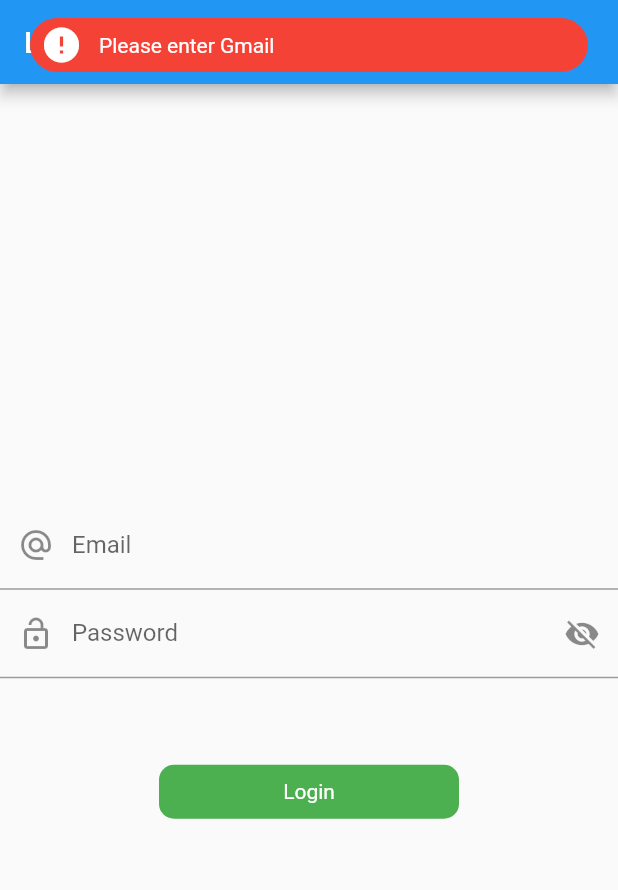
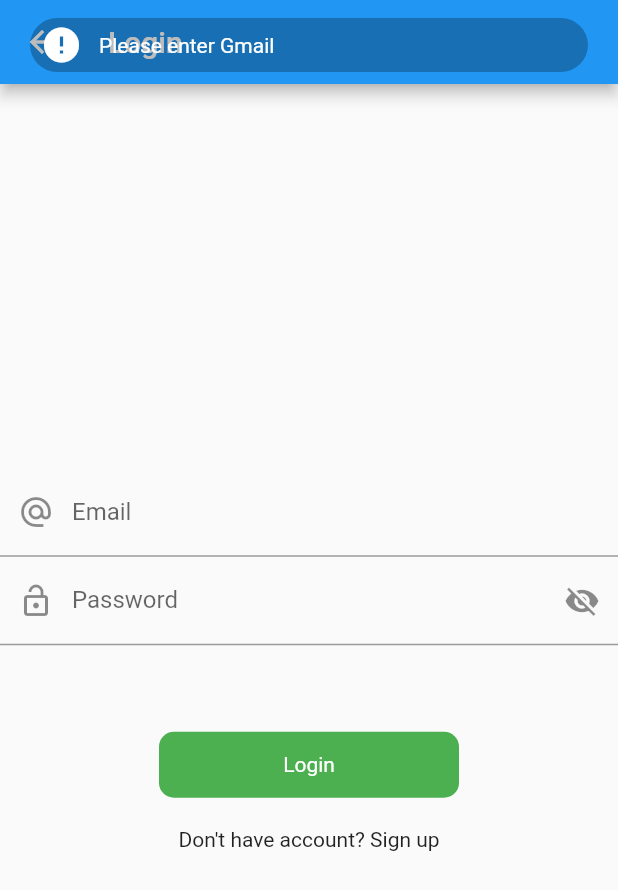
Before and after one commit to Hashimkhann1/Mvvm-architecture-flutter, a Flutter app: the screen it shows after launch, after a tap on "Login", on a phone screen of 412 x 824 dp. Shown: the top 890 px of the screen. Run offline on Flutter 3.47's test engine with Material 2 defaults, Android fonts, the light colour scheme and no system bars; drawn by our look-alikes of another_flushbar; our stand-ins replace fluttertoast, shared_preferences.

Commit message:
login and register is completed and user session is managed using saredpreference

```diff
--- a/lib/data/network/NetworkApiServices.dart
+++ b/lib/data/network/NetworkApiServices.dart
@@ -12,7 +12,7 @@ class NetworkApiService extends BaseApiServices{
   Future getGetApiResponce(String url) async {
     dynamic responceJson;
     try{
-      final response = await http.get(Uri.parse(url)).timeout(Duration(seconds: 10));
+      final response = await http.get(Uri.parse(url)).timeout(const Duration(seconds: 10));
       responceJson = returnResponce(response);
     }on SocketException{
       throw FetchDataExcption('No Internet Connection');
@@ -23,18 +23,16 @@ class NetworkApiService extends BaseApiServices{
 
   @override
   Future getpostApiResponce(String url , dynamic data) async {
-
     dynamic responceJson;
     try{
       Response response = await post(
         Uri.parse(url),
         body: data
-      ).timeout(Duration(seconds: 10));
+      ).timeout(const Duration(seconds: 10));
       responceJson = returnResponce(response);
     }on SocketException{
       throw FetchDataExcption('No Internet Connection');
     }
-
     return responceJson;
   }
 
--- a/lib/main.dart
+++ b/lib/main.dart
@@ -1,6 +1,9 @@
 import 'package:flutter/material.dart';
 import 'package:mvvm_architecture/utils/routes/route.dart';
 import 'package:mvvm_architecture/utils/routes/routes_name.dart';
+import 'package:mvvm_architecture/view_model/auth_view_model.dart';
+import 'package:mvvm_architecture/view_model/user_view_model.dart';
+import 'package:provider/provider.dart';
 
 void main() {
   runApp(MyApp());
@@ -11,10 +14,16 @@ class MyApp extends StatelessWidget {
 
   @override
   Widget build(BuildContext context) {
-    return MaterialApp(
-      debugShowCheckedModeBanner: false,
-      initialRoute: RoutesName.login,
-      onGenerateRoute: Routes.generateRoute,
+    return MultiProvider(
+        providers: [
+          ChangeNotifierProvider(create: (_) => AuthViewModel()),
+          ChangeNotifierProvider(create: (_) => UserViewModel()),
+        ],
+      child: const MaterialApp(
+        debugShowCheckedModeBanner: false,
+        initialRoute: RoutesName.splash,
+        onGenerateRoute: Routes.generateRoute,
+      ),
     );
   }
 }
--- /dev/null
+++ b/lib/model/user_model.dart
@@ -0,0 +1,19 @@
+
+
+
+
+class UserModel {
+  String? token;
+
+  UserModel({this.token});
+
+  UserModel.fromJson(Map<String, dynamic> json) {
+    token = json['token'];
+  }
+
+  Map<String, dynamic> toJson() {
+    final Map<String, dynamic> data = new Map<String, dynamic>();
+    data['token'] = this.token;
+    return data;
+  }
+}
--- a/lib/utils/colors.dart
+++ b/lib/res/colors.dart
@@ -1,7 +1,7 @@
 
 
 
-import 'dart:ui';
+// import 'dart:ui';
 
 import 'package:flutter/material.dart';
 
--- a/lib/utils/components/round_button_widget.dart
+++ b/lib/res/components/round_button_widget.dart
@@ -1,5 +1,5 @@
 import 'package:flutter/material.dart';
-import 'package:mvvm_architecture/utils/colors.dart';
+import 'package:mvvm_architecture/res/colors.dart';
 
 class RoundButtonWidget extends StatelessWidget {
   String? title;
@@ -16,12 +16,12 @@ class RoundButtonWidget extends StatelessWidget {
       onTap: onPress,
       child: Container(
         alignment: Alignment.center,
-        height: 36.0,
+        height: 44.0,
         width: 200.0,
         decoration: BoxDecoration(
             color: AppColors.greenColor,
             borderRadius: BorderRadius.circular(10.0)),
-        child: loading ? CircularProgressIndicator() : Text(
+        child: loading ? CircularProgressIndicator(color: AppColors.whiteColor,) : Text(
           title.toString(),
           style: TextStyle(
             color: AppColors.whiteColor
--- a/lib/utils/routes/route.dart
+++ b/lib/utils/routes/route.dart
@@ -5,18 +5,24 @@ import 'package:flutter/material.dart';
 import 'package:mvvm_architecture/utils/routes/routes_name.dart';
 import 'package:mvvm_architecture/view/home_screen.dart';
 import 'package:mvvm_architecture/view/login_view.dart';
+import 'package:mvvm_architecture/view/signup_view.dart';
+import 'package:mvvm_architecture/view/splash_screen.dart';
 
 class Routes {
 
   static Route<dynamic> generateRoute(RouteSettings settings){
     switch(settings.name){
+      case RoutesName.splash:
+        return MaterialPageRoute(builder: (BuildContext context) => const SplashScreen());
       case RoutesName.home:
-        return MaterialPageRoute(builder: (BuildContext context) => HomeScrren());
+        return MaterialPageRoute(builder: (BuildContext context) => const HomeScrren());
       case RoutesName.login:
-        return MaterialPageRoute(builder: (BuildContext context) => LoginView());
+        return MaterialPageRoute(builder: (BuildContext context) => const LoginView());
+      case RoutesName.signup:
+        return MaterialPageRoute(builder: (BuildContext context) => const SignupView());
       default:
         return MaterialPageRoute(builder: (_) {
-          return Scaffold(
+          return const Scaffold(
             body: Center(
               child: Text('No Route Defined'),
             ),
--- a/lib/utils/routes/routes_name.dart
+++ b/lib/utils/routes/routes_name.dart
@@ -3,7 +3,9 @@
 
 class RoutesName {
 
+  static const String splash = 'splash_screen';
   static const String login = 'login_screen';
+  static const String signup = 'signup_screen';
   static const String home = 'home_screen';
 
 }
--- a/lib/utils/utils.dart
+++ b/lib/utils/utils.dart
@@ -22,20 +22,20 @@ class Utils {
     );
   }
 
-  static void flutterFlashBarMessage(String messgae , BuildContext context) {
+  static void flutterFlashBarMessage(String messgae , Color backgrounColor, BuildContext context) {
     showFlushbar(context: context, flushbar: Flushbar(
       forwardAnimationCurve: Curves.decelerate,
       margin: const EdgeInsets.symmetric(horizontal: 20 , vertical: 12),
       padding: const EdgeInsets.all(10),
       message: messgae,
-      backgroundColor: Colors.red,
+      backgroundColor: backgrounColor,
       borderRadius: BorderRadius.circular(20),
       // title: "SAD",
-      duration: Duration(seconds: 3),
+      duration: const Duration(seconds: 3),
       flushbarPosition: FlushbarPosition.TOP,
       reverseAnimationCurve: Curves.easeInOut,
       positionOffset: 20,
-      icon: Icon(Icons.error,color: Colors.white,size: 28,),
+      icon: const Icon(Icons.error,color: Colors.white,size: 28,),
     )..show(context)
     );
   }
--- a/lib/view/login_view.dart
+++ b/lib/view/login_view.dart
@@ -1,7 +1,10 @@
 import 'package:flutter/material.dart';
-import 'package:mvvm_architecture/utils/components/round_button_widget.dart';
 import 'package:mvvm_architecture/utils/routes/routes_name.dart';
+// import 'package:mvvm_architecture/utils/routes/routes_name.dart';
 import 'package:mvvm_architecture/utils/utils.dart';
+import 'package:mvvm_architecture/view_model/auth_view_model.dart';
+import 'package:provider/provider.dart';
+import '../res/components/round_button_widget.dart';
 
 
 class LoginView extends StatefulWidget {
@@ -33,12 +36,12 @@ class _LoginViewState extends State<LoginView> {
 
   @override
   Widget build(BuildContext context) {
-
+    final authViewModel = Provider.of<AuthViewModel>(context);
     final screenHighth = MediaQuery.of(context).size.height;
 
     return Scaffold(
       appBar: AppBar(
-        title: Text('Login'),
+        title: const Text('Login'),
       ),
       body: SafeArea(
         child: Column(
@@ -52,7 +55,7 @@ class _LoginViewState extends State<LoginView> {
               onFieldSubmitted: (value) {
                Utils.fieldFocusChage(context, emailFocusNode, passwordFocusNode);
               },
-              decoration: InputDecoration(
+              decoration: const InputDecoration(
                 hintText: "Email",
                 labelText: 'Email',
                 prefixIcon: Icon(Icons.alternate_email)
@@ -67,7 +70,7 @@ class _LoginViewState extends State<LoginView> {
                 decoration: InputDecoration(
                     hintText: "Password",
                     labelText: 'Password',
-                    prefixIcon: Icon(Icons.lock_open_outlined),
+                    prefixIcon: const Icon(Icons.lock_open_outlined),
                     suffixIcon: InkWell(onTap: () {
                       _obsurePassword.value = !_obsurePassword.value;
                     }, child: Icon(!_obsurePassword.value ? Icons.visibility : Icons.visibility_off))
@@ -78,17 +81,28 @@ class _LoginViewState extends State<LoginView> {
               );
             }),
             SizedBox(height: screenHighth * 0.070,),
-            RoundButtonWidget(title: 'Login',onPress: (){
+            RoundButtonWidget(title: 'Login',loading: authViewModel.loading, onPress: (){
               if(emailController.text.isEmpty){
-                Utils.flutterFlashBarMessage('Please enter Gmail', context);
+                Utils.flutterFlashBarMessage('Please enter Gmail', Colors.black26, context);
               }else if(passwordController.text.isEmpty){
-                Utils.flutterFlashBarMessage('Please enter Password', context);
+                Utils.flutterFlashBarMessage('Please enter Password', Colors.black26, context);
               }else if(passwordController.text.length < 6){
-                Utils.flutterFlashBarMessage('Please enter 6 digit password', context);
+                Utils.flutterFlashBarMessage('Please enter 6 digit password', Colors.black26, context);
               }else{
+                Map data = {
+                  'email' : emailController.text.toString(),
+                  'password' : passwordController.text.toString(),
+                };
+                authViewModel.loginApi(data , context);
+              }
+            },),
+            const SizedBox(height: 20.0,),
+            InkWell(
+                onTap: () {
+                  Navigator.pushNamed(context, RoutesName.signup);
+                }
+                , child: const Text("Don't have account? Sign up")),
 
-              }
-            },)
           ],
         ),
       )
--- /dev/null
+++ b/lib/view/splash_screen.dart
@@ -0,0 +1,32 @@
+import 'package:flutter/material.dart';
+
+import '../view_model/services/splac_services.dart';
+
+
+
+class SplashScreen extends StatefulWidget {
+  const SplashScreen({Key? key}) : super(key: key);
+
+  @override
+  State<SplashScreen> createState() => _SplashScreenState();
+}
+
+class _SplashScreenState extends State<SplashScreen> {
+  SplashServices splashServices = SplashServices();
+
+  @override
+  void initState() {
+    // TODO: implement initState
+    super.initState();
+    splashServices.checkAuthentication(context);
+  }
+
+  @override
+  Widget build(BuildContext context) {
+    return Scaffold(
+      body: Center(
+        child: Text('Spalsh screen',style: TextStyle(fontSize: 20.0,fontWeight: FontWeight.w600),),
+      )
+    );
+  }
+}
--- /dev/null
+++ b/lib/view_model/services/splac_services.dart
@@ -0,0 +1,33 @@
+
+
+
+import 'package:flutter/foundation.dart';
+import 'package:flutter/widgets.dart';
+import 'package:mvvm_architecture/utils/routes/routes_name.dart';
+import 'package:mvvm_architecture/view_model/user_view_model.dart';
+
+import '../../model/user_model.dart';
+
+class SplashServices {
+
+  Future<UserModel> getUserData() => UserViewModel().getUser();
+
+  void checkAuthentication(BuildContext context) async {
+    getUserData().then((value) async {
+
+      if(value.token == 'null' || value.token == ''){
+        await Future.delayed(Duration(seconds: 3));
+        Navigator.pushNamed(context, RoutesName.login);
+      }else{
+        await Future.delayed(Duration(seconds: 3));
+        Navigator.pushNamed(context, RoutesName.home);
+      }
+
+    }).onError((error, stackTrace) {
+      if(kDebugMode){
+        print(error.toString());
+      }
+    });
+
+  }
+}
--- /dev/null
+++ b/lib/view_model/user_view_model.dart
@@ -0,0 +1,35 @@
+
+
+
+
+
+import 'package:flutter/cupertino.dart';
+import 'package:mvvm_architecture/model/user_model.dart';
+import 'package:shared_preferences/shared_preferences.dart';
+
+class UserViewModel with ChangeNotifier{
+
+  Future<bool> saveUser(UserModel user) async {
+    final SharedPreferences sp = await SharedPreferences.getInstance();
+    sp.setString('token', user.token.toString());
+    notifyListeners();
+    return true;
+  }
+
+  Future<UserModel> getUser() async {
+    final SharedPreferences sp = await SharedPreferences.getInstance();
+    final String? token = sp.getString('token');
+
+    return UserModel(
+      token: token.toString()
+    );
+  }
+
+
+  Future<bool> remove() async {
+    final SharedPreferences sp = await SharedPreferences.getInstance();
+    // sp.remove('token');
+    return sp.clear();
+  }
+
+}
--- a/pubspec.yaml
+++ b/pubspec.yaml
@@ -40,6 +40,7 @@ dependencies:
   http: ^0.13.5
   another_flushbar: ^1.12.29
   provider: ^6.0.5
+  shared_preferences: ^2.0.17
 
 dev_dependencies:
   flutter_test:
```
Also changed, not shown: lib/res/app_url.dart (added, +10 -0 lines), lib/respository/auth_repositoiry.dart (added, +29 -0 lines), lib/view/home_screen.dart (+17 -2 lines), lib/view/signup_view.dart (added, +110 -0 lines), lib/view_model/auth_view_model.dart (added, +65 -0 lines), pubspec.lock, 1 other file.
